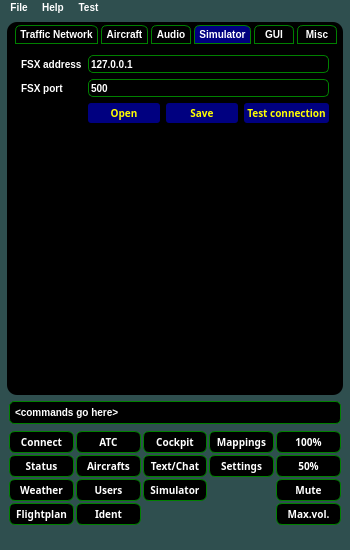
Qt form samples/blackgui/mainwindow.ui (swift-project/pilotclient) before a commit.
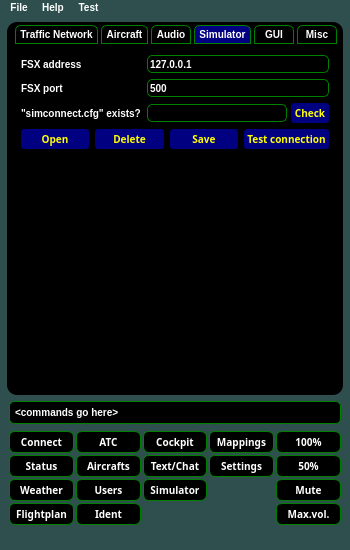
The same form after that commit. Icons and pictures are not drawn. Custom widgets are drawn as their Qt base class.

Commit message: refs #209, update GUI to save/delete/check simconnect.cfg file (FSX)

The edit to the form file:
```diff
--- a/samples/blackgui/mainwindow.ui
+++ b/samples/blackgui/mainwindow.ui
@@ -2320,8 +2320,8 @@
                    </property>
                   </widget>
                  </item>
-                 <item row="2" column="1">
-                  <layout class="QHBoxLayout" name="horizontalLayout_3">
+                 <item row="3" column="0" colspan="2">
+                  <layout class="QHBoxLayout" name="hl_SettingsSimulatorSimconnectCfgButtons">
                    <item>
                     <widget class="QPushButton" name="pb_SettingsSimulatorFsxOpenSimconnectCfg">
                      <property name="text">
@@ -2329,6 +2329,13 @@
                      </property>
                     </widget>
                    </item>
+                   <item>
+                    <widget class="QPushButton" name="pb_SettingsSimulatorFsxDeleteSimconnectCfg">
+                     <property name="text">
+                      <string>Delete</string>
+                     </property>
+                    </widget>
+                   </item>
                    <item>
                     <widget class="QPushButton" name="pb_SettingsSimulatorFsxSaveSimconnectCfg">
                      <property name="text">
@@ -2345,6 +2352,44 @@
                    </item>
                   </layout>
                  </item>
+                 <item row="2" column="0">
+                  <widget class="QLabel" name="lbl_SettingsSimulatorFsxExistsSimconncetCfg">
+                   <property name="text">
+                    <string>&quot;simconnect.cfg&quot; exists?</string>
+                   </property>
+                  </widget>
+                 </item>
+                 <item row="2" column="1">
+                  <widget class="QWidget" name="wi_SettingsSimulatorFsxExistsSimconncetCfg" native="true">
+                   <layout class="QHBoxLayout" name="hl_SettingsSimulatorFsxExistsSimconncetCfg">
+                    <property name="spacing">
+                     <number>4</number>
+                    </property>
+                    <property name="leftMargin">
+                     <number>0</number>
+                    </property>
+                    <property name="topMargin">
+                     <number>0</number>
+                    </property>
+                    <property name="rightMargin">
+                     <number>0</number>
+                    </property>
+                    <property name="bottomMargin">
+                     <number>0</number>
+                    </property>
+                    <item>
+                     <widget class="QLineEdit" name="le_SettingsSimulatorFsxExistsSimconncetCfg"/>
+                    </item>
+                    <item>
+                     <widget class="QPushButton" name="pb_SettingsSimulatorFsxExistsSimconncetCfg">
+                      <property name="text">
+                       <string>Check</string>
+                      </property>
+                     </widget>
+                    </item>
+                   </layout>
+                  </widget>
+                 </item>
                 </layout>
                </item>
               </layout>
```
The commit also changes 3 other files.
